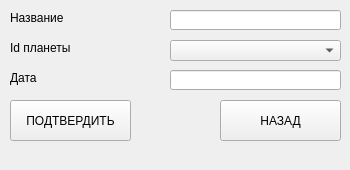
Above: ui/addOrUpdateSatellite.ui from dino-mayk/PlanetExplorer before the change. Below: the same form after it.
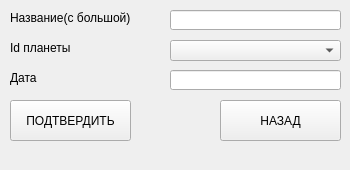
That is the form after the change.

Patch:
```diff
--- a/ui/addOrUpdateSatellite.ui
+++ b/ui/addOrUpdateSatellite.ui
@@ -59,7 +59,7 @@
     </rect>
    </property>
    <property name="text">
-    <string>Название</string>
+    <string>Название(с большой)</string>
    </property>
   </widget>
   <widget class="QComboBox" name="planetIdQComboBox">
```
